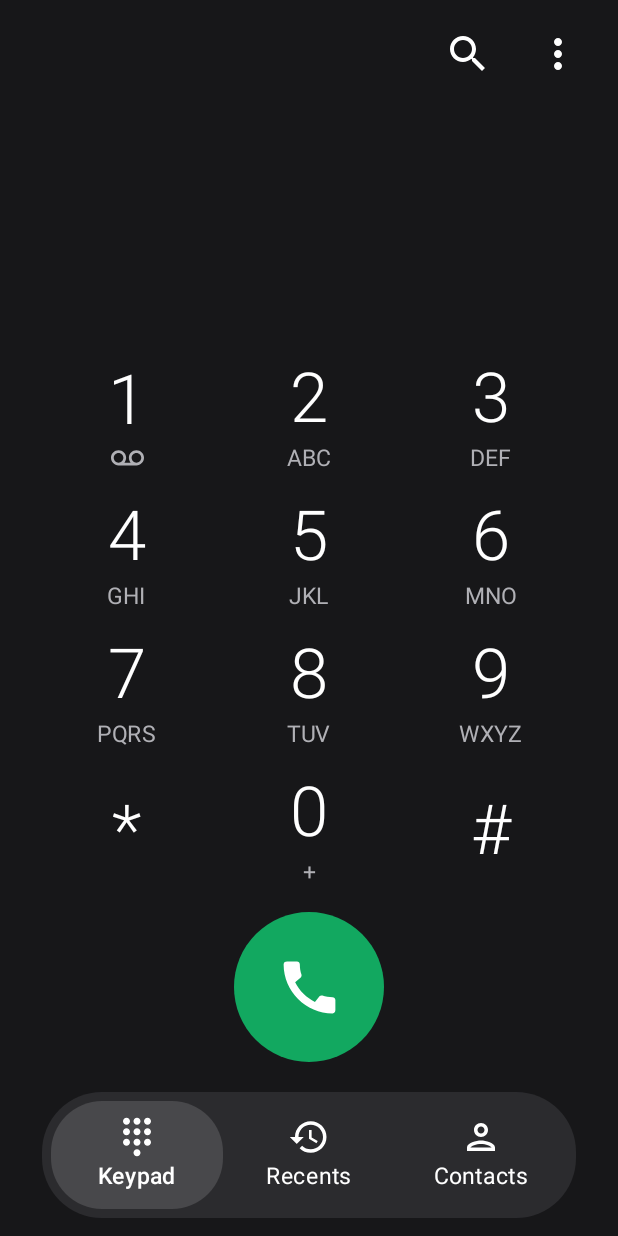
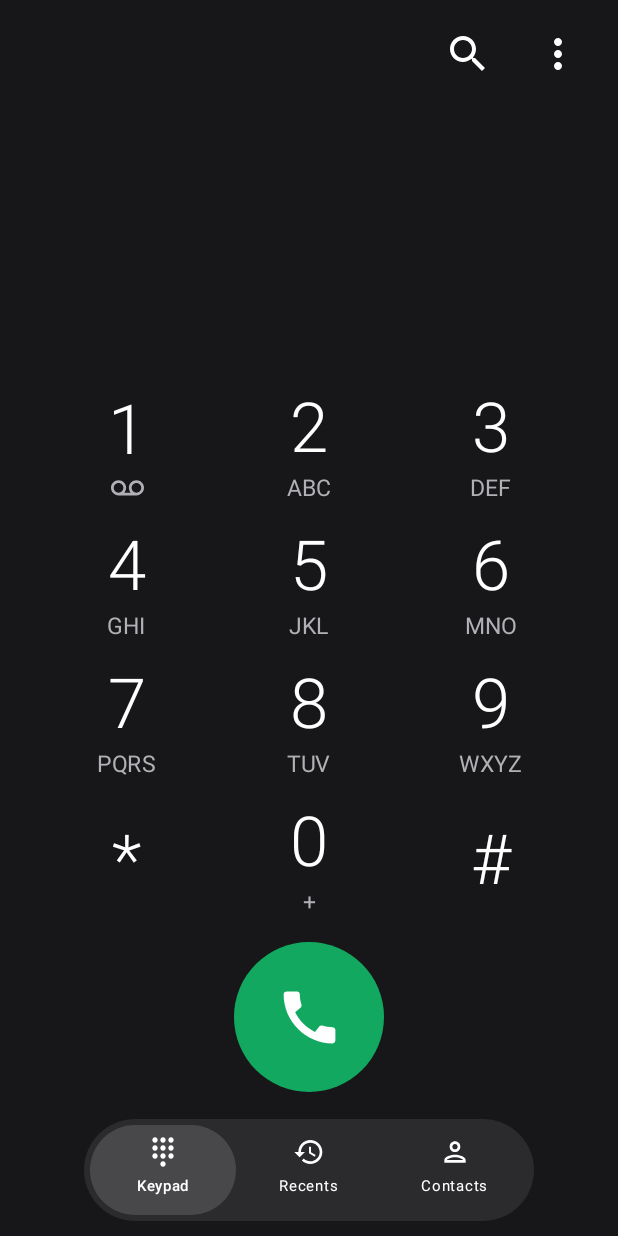
Before and after one commit to aisavexa-design/phone_s, an Android app built with Jetpack Compose: the screen it shows after launch (MainActivity), on a phone screen of 412 x 824 dp. Run offline under Robolectric (Android 15) with nearby library versions, the phone set to English and light mode, and no system bars.

Commit message:
Refactor MainActivity for edge-to-edge support and UI tweaks

```diff
--- a/app/src/main/java/com/phones/dialer/MainActivity.kt
+++ b/app/src/main/java/com/phones/dialer/MainActivity.kt
@@ -5,8 +5,10 @@ import android.app.role.RoleManager
 import android.content.pm.PackageManager
 import android.os.Bundle
 import androidx.activity.ComponentActivity
+import androidx.activity.SystemBarStyle
 import androidx.activity.compose.rememberLauncherForActivityResult
 import androidx.activity.compose.setContent
+import androidx.activity.enableEdgeToEdge
 import androidx.activity.result.contract.ActivityResultContracts
 import androidx.compose.animation.Crossfade
 import androidx.compose.animation.animateColorAsState
@@ -39,6 +41,11 @@ import androidx.core.content.ContextCompat
 class MainActivity : ComponentActivity() {
     override fun onCreate(savedInstanceState: Bundle?) {
         super.onCreate(savedInstanceState)
+        val transparent = android.graphics.Color.TRANSPARENT
+        enableEdgeToEdge(
+            statusBarStyle = SystemBarStyle.dark(transparent),
+            navigationBarStyle = SystemBarStyle.dark(transparent)
+        )
         val dialNumber = intent?.data?.schemeSpecificPart ?: ""
         setContent { SamTheme { App(dialNumber) } }
     }
@@ -81,6 +88,7 @@ fun App(initialNumber: String) {
     val pageBg = if (tab == 0) SamBg else Color.Black
     Scaffold(
         containerColor = pageBg,
+        contentWindowInsets = WindowInsets(0, 0, 0, 0),
         bottomBar = { SamNavBar(tab, pageBg) { tab = it } }
     ) { pad ->
         Crossfade(tab, Modifier.padding(pad), animationSpec = tween(180), label = "tabs") {
@@ -96,12 +104,13 @@ fun App(initialNumber: String) {
 @Composable
 fun SamNavBar(tab: Int, bg: Color, onTab: (Int) -> Unit) {
     Box(
-        Modifier.fillMaxWidth().background(bg).padding(horizontal = 28.dp, vertical = 12.dp),
+        Modifier.fillMaxWidth().background(bg).navigationBarsPadding()
+            .padding(horizontal = 56.dp, vertical = 10.dp),
         contentAlignment = Alignment.Center
     ) {
         Row(
             Modifier.fillMaxWidth().clip(RoundedCornerShape(40.dp))
-                .background(SamNav).padding(6.dp)
+                .background(SamNav).padding(4.dp)
         ) {
             NavItem("Keypad", Icons.Filled.Dialpad, tab == 0, Modifier.weight(1f)) { onTab(0) }
             NavItem("Recents", Icons.Filled.History, tab == 1, Modifier.weight(1f)) { onTab(1) }
@@ -120,13 +129,13 @@ private fun NavItem(
         spring(stiffness = Spring.StiffnessMedium), label = "nav"
     )
     Column(
-        modifier.clip(RoundedCornerShape(34.dp)).background(bg)
-            .clickable(onClick = onClick).padding(vertical = 10.dp),
+        modifier.clip(RoundedCornerShape(30.dp)).background(bg)
+            .clickable(onClick = onClick).padding(vertical = 7.dp),
         horizontalAlignment = Alignment.CenterHorizontally
     ) {
-        Icon(icon, null, tint = Color.White, modifier = Modifier.size(28.dp))
+        Icon(icon, null, tint = Color.White, modifier = Modifier.size(21.dp))
         Text(
-            label, color = Color.White, fontSize = 15.sp,
+            label, color = Color.White, fontSize = 10.sp,
             fontWeight = if (selected) FontWeight.SemiBold else FontWeight.Normal
         )
     }
```
